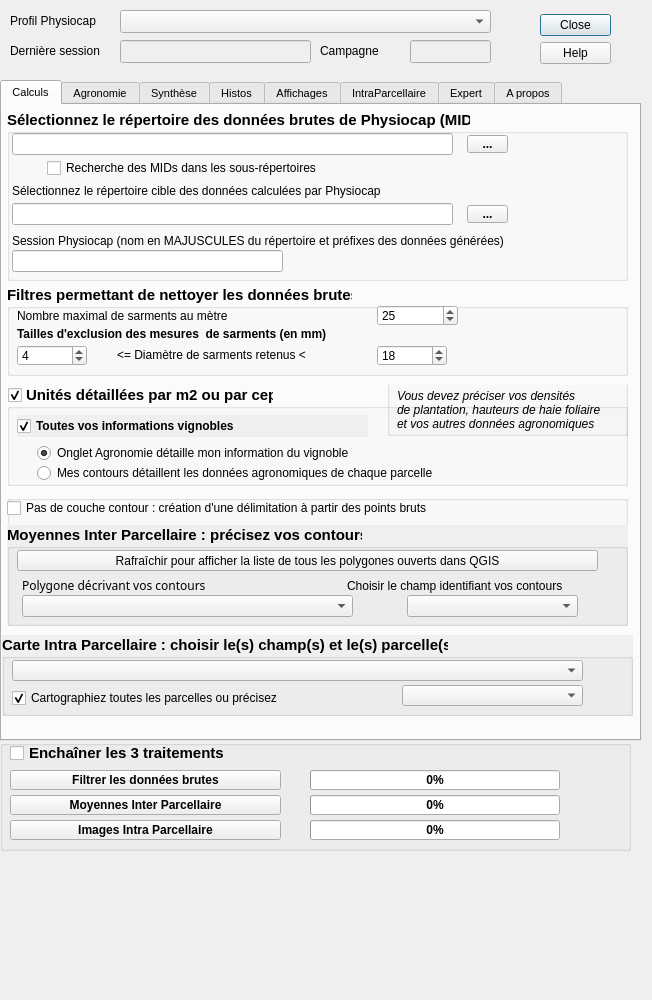
The window that Physiocap3_dialog_base.ui (jhemmi/Physiocap3) describes before a commit, drawn with Qt 5.
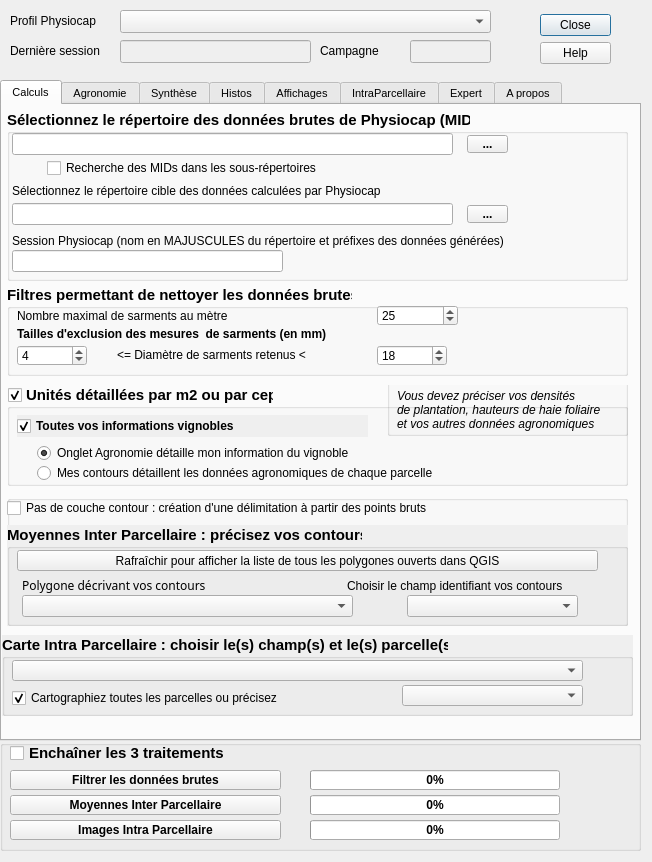
The same window after the commit.

Commit message: contour AGRO Windows

Diff of the .ui file:
```diff
--- a/Physiocap3_dialog_base.ui
+++ b/Physiocap3_dialog_base.ui
@@ -7,7 +7,7 @@
     <x>0</x>
     <y>0</y>
     <width>652</width>
-    <height>1000</height>
+    <height>862</height>
    </rect>
   </property>
   <property name="minimumSize">
@@ -6570,7 +6570,7 @@
     <rect>
      <x>0</x>
      <y>740</y>
-     <width>631</width>
+     <width>641</width>
      <height>111</height>
     </rect>
    </property>
```
